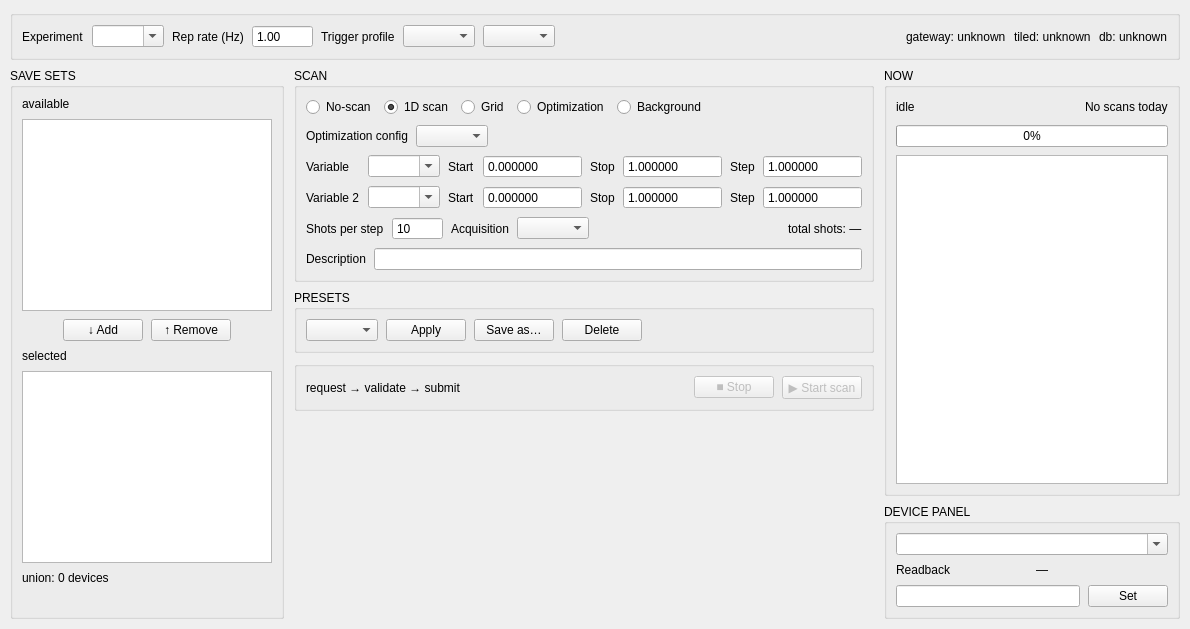
This is GEECS-Console/geecs_console/app/ui/main_window.ui in GEECS-BELLA/GEECS-Plugins as Qt 5 draws it before an edit. The edited form follows.
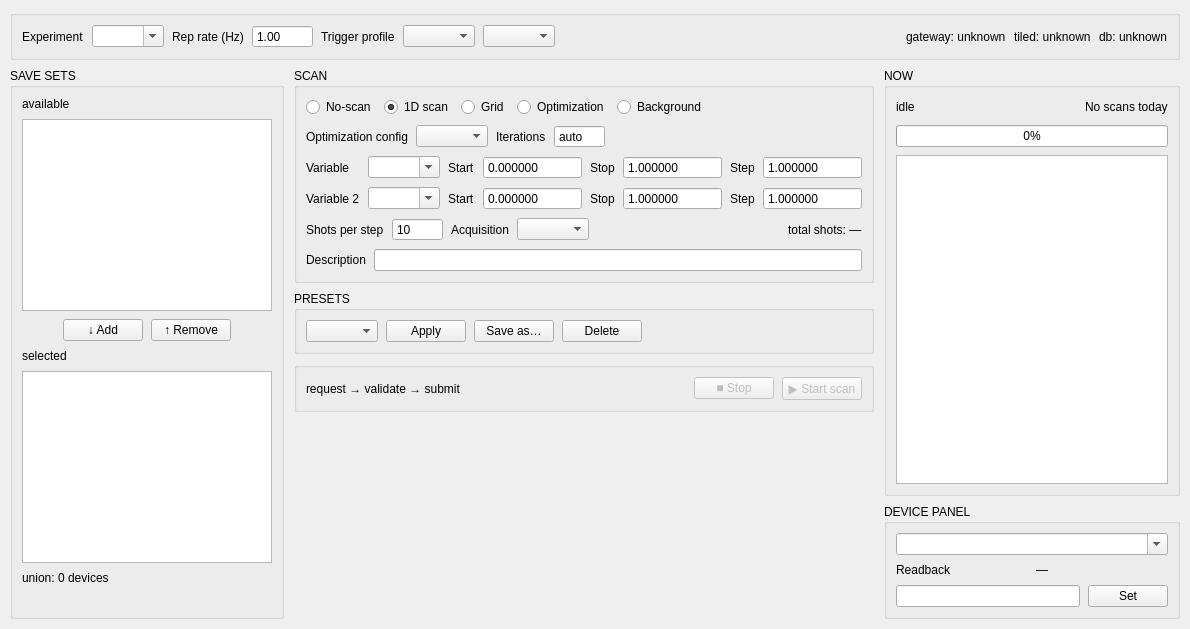
This is the edited form.

Commit message: GEECS-Console 0.11.0: Iterations spinner exposes optimization max_iterations

The edit to the form file:
```diff
--- a/GEECS-Console/geecs_console/app/ui/main_window.ui
+++ b/GEECS-Console/geecs_console/app/ui/main_window.ui
@@ -321,6 +321,35 @@
               </property>
              </widget>
             </item>
+            <item>
+             <widget class="QLabel" name="r3_iterations_label">
+              <property name="text">
+               <string>Iterations</string>
+              </property>
+             </widget>
+            </item>
+            <item>
+             <widget class="QSpinBox" name="r3_iterations_spin">
+              <property name="buttonSymbols">
+               <enum>QAbstractSpinBox::NoButtons</enum>
+              </property>
+              <property name="maximumWidth">
+               <number>90</number>
+              </property>
+              <property name="minimum">
+               <number>0</number>
+              </property>
+              <property name="maximum">
+               <number>100000</number>
+              </property>
+              <property name="value">
+               <number>0</number>
+              </property>
+              <property name="specialValueText">
+               <string>auto</string>
+              </property>
+             </widget>
+            </item>
             <item>
              <spacer name="r3_optimization_spacer">
               <property name="orientation">
```
The commit also changes 7 other files.
